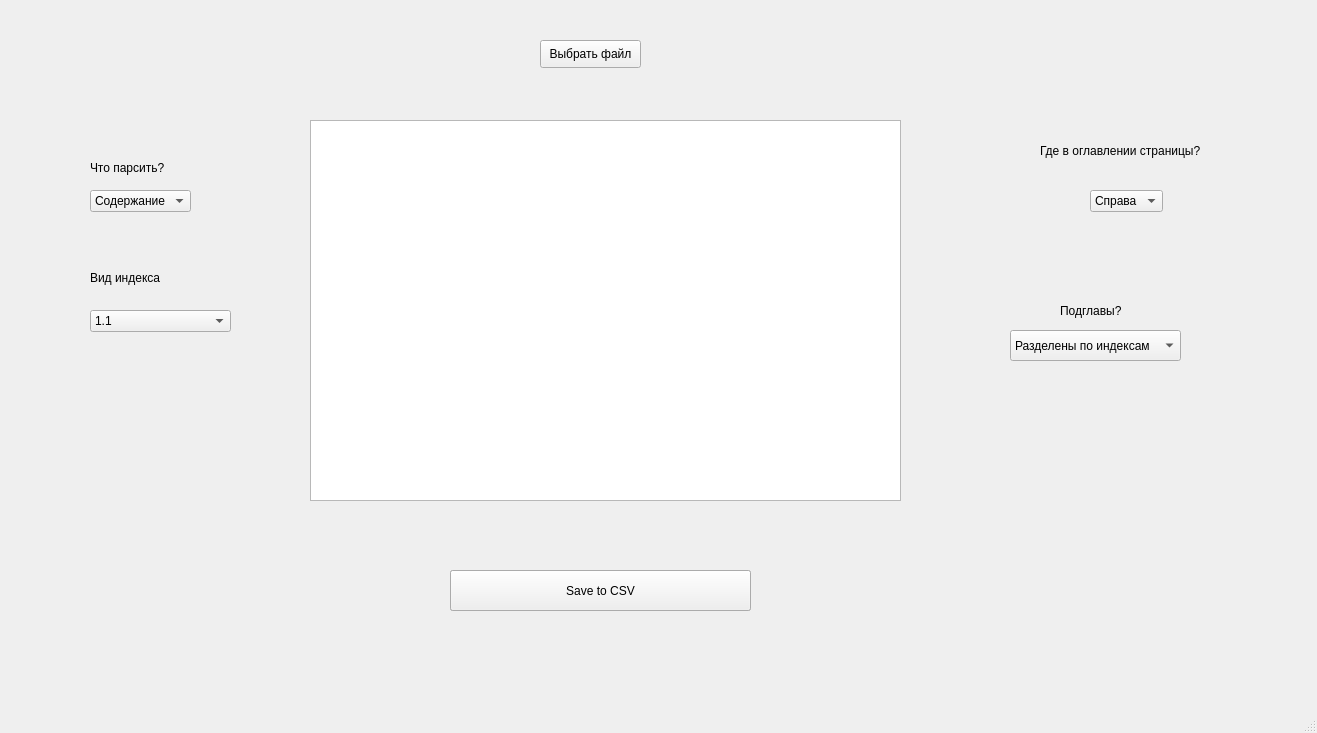
Above: mainwindow.ui from dodle4532/BookParce before the change. Below: the same form after it.
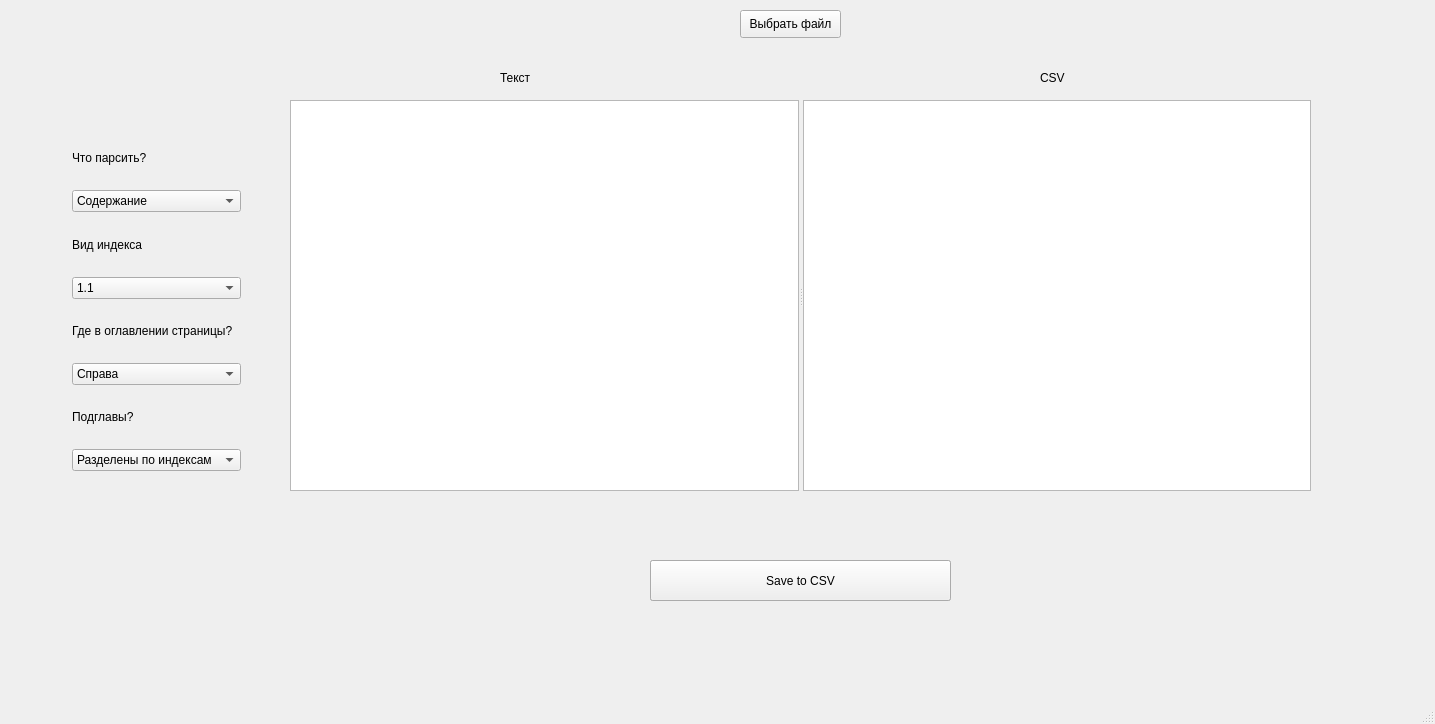
That is the form after the change.

```diff
--- a/mainwindow.ui
+++ b/mainwindow.ui
@@ -6,8 +6,8 @@
    <rect>
     <x>0</x>
     <y>0</y>
-    <width>1317</width>
-    <height>733</height>
+    <width>1435</width>
+    <height>724</height>
    </rect>
   </property>
   <property name="windowTitle">
@@ -17,8 +17,8 @@
    <widget class="QPushButton" name="parseButton">
     <property name="geometry">
      <rect>
-      <x>450</x>
-      <y>570</y>
+      <x>650</x>
+      <y>560</y>
       <width>301</width>
       <height>41</height>
      </rect>
@@ -27,21 +27,11 @@
      <string>Parse</string>
     </property>
    </widget>
-   <widget class="QTextEdit" name="textField">
-    <property name="geometry">
-     <rect>
-      <x>310</x>
-      <y>120</y>
-      <width>591</width>
-      <height>381</height>
-     </rect>
-    </property>
-   </widget>
    <widget class="QPushButton" name="fileButton">
     <property name="geometry">
      <rect>
-      <x>540</x>
-      <y>40</y>
+      <x>740</x>
+      <y>10</y>
       <width>101</width>
       <height>28</height>
      </rect>
@@ -53,8 +43,8 @@
    <widget class="QPushButton" name="csvButton">
     <property name="geometry">
      <rect>
-      <x>450</x>
-      <y>570</y>
+      <x>650</x>
+      <y>560</y>
       <width>301</width>
       <height>41</height>
      </rect>
@@ -63,15 +53,51 @@
      <string>Save to CSV</string>
     </property>
    </widget>
+   <widget class="QLabel" name="label_2">
+    <property name="geometry">
+     <rect>
+      <x>500</x>
+      <y>70</y>
+      <width>55</width>
+      <height>16</height>
+     </rect>
+    </property>
+    <property name="text">
+     <string>Текст</string>
+    </property>
+   </widget>
+   <widget class="QLabel" name="label_3">
+    <property name="geometry">
+     <rect>
+      <x>1040</x>
+      <y>70</y>
+      <width>55</width>
+      <height>16</height>
+     </rect>
+    </property>
+    <property name="text">
+     <string>CSV</string>
+    </property>
+   </widget>
+   <widget class="QWidget" name="">
+    <property name="geometry">
+     <rect>
+      <x>61</x>
+      <y>121</y>
+      <width>191</width>
+      <height>361</height>
+     </rect>
+    </property>
+    <layout class="QGridLayout" name="gridLayout">
+     <item row="0" column="0">
+      <widget class="QLabel" name="labelWhatToParce">
+       <property name="text">
+        <string>Что парсить?</string>
+       </property>
+      </widget>
+     </item>
+     <item row="1" column="0">
    <widget class="QComboBox" name="whatToParce">
-    <property name="geometry">
-     <rect>
-      <x>90</x>
-      <y>190</y>
-      <width>101</width>
-      <height>22</height>
-     </rect>
-    </property>
     <item>
      <property name="text">
       <string>Содержание</string>
@@ -83,41 +109,16 @@
      </property>
     </item>
    </widget>
-   <widget class="QLabel" name="labelWhatToParce">
-    <property name="geometry">
-     <rect>
-      <x>90</x>
-      <y>160</y>
-      <width>81</width>
-      <height>16</height>
-     </rect>
-    </property>
-    <property name="text">
-     <string>Что парсить?</string>
-    </property>
-   </widget>
+     </item>
+     <item row="2" column="0">
    <widget class="QLabel" name="indexLabel">
-    <property name="geometry">
-     <rect>
-      <x>90</x>
-      <y>270</y>
-      <width>81</width>
-      <height>16</height>
-     </rect>
-    </property>
     <property name="text">
      <string>Вид индекса</string>
     </property>
    </widget>
+     </item>
+     <item row="3" column="0">
    <widget class="QComboBox" name="indexComboBox">
-    <property name="geometry">
-     <rect>
-      <x>90</x>
-      <y>310</y>
-      <width>141</width>
-      <height>22</height>
-     </rect>
-    </property>
     <item>
      <property name="text">
       <string>1.1</string>
@@ -134,28 +135,16 @@
      </property>
     </item>
    </widget>
+     </item>
+     <item row="4" column="0">
    <widget class="QLabel" name="pagePosLabel">
-    <property name="geometry">
-     <rect>
-      <x>1040</x>
-      <y>140</y>
-      <width>171</width>
-      <height>21</height>
-     </rect>
-    </property>
     <property name="text">
      <string>Где в оглавлении страницы?</string>
     </property>
    </widget>
+     </item>
+     <item row="5" column="0">
    <widget class="QComboBox" name="pagePosBox">
-    <property name="geometry">
-     <rect>
-      <x>1090</x>
-      <y>190</y>
-      <width>73</width>
-      <height>22</height>
-     </rect>
-    </property>
     <item>
      <property name="text">
       <string>Справа</string>
@@ -167,28 +156,16 @@
      </property>
     </item>
    </widget>
+     </item>
+     <item row="6" column="0">
    <widget class="QLabel" name="label">
-    <property name="geometry">
-     <rect>
-      <x>1060</x>
-      <y>300</y>
-      <width>81</width>
-      <height>21</height>
-     </rect>
-    </property>
     <property name="text">
      <string>Подглавы?</string>
     </property>
    </widget>
+     </item>
+     <item row="7" column="0">
    <widget class="QComboBox" name="subchaptersComboBox">
-    <property name="geometry">
-     <rect>
-      <x>1010</x>
-      <y>330</y>
-      <width>171</width>
-      <height>31</height>
-     </rect>
-    </property>
     <item>
      <property name="text">
       <string>Разделены по индексам</string>
@@ -200,6 +177,24 @@
      </property>
     </item>
    </widget>
+     </item>
+    </layout>
+   </widget>
+   <widget class="QSplitter" name="splitter">
+    <property name="geometry">
+     <rect>
+      <x>290</x>
+      <y>100</y>
+      <width>1021</width>
+      <height>391</height>
+     </rect>
+    </property>
+    <property name="orientation">
+     <enum>Qt::Horizontal</enum>
+    </property>
+    <widget class="QTextEdit" name="contentText"/>
+    <widget class="QTextEdit" name="contentCsv"/>
+   </widget>
   </widget>
   <widget class="QMenuBar" name="menuBar">
    <property name="geometry">
```
Left out of the diff: 2 changed lines with no effect on the pictures. Lines whose indentation alone changed are shown as unchanged.
